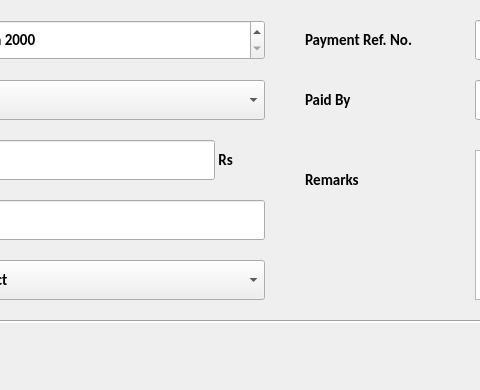
Old version of the form AddExpenseWindow.ui in the repository ChaitanyaGhadling/Yash-Agency-App; both pictures show x 255 to 735 and y 160 to 550 of the 1100 by 550 pixel window.
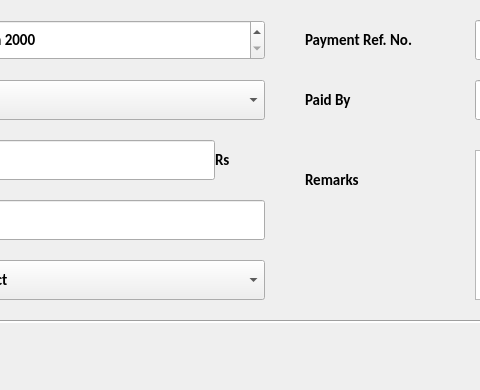
New version of the form. Icons and pictures are not drawn.

The edit to the form file:
```diff
--- a/AddExpenseWindow.ui
+++ b/AddExpenseWindow.ui
@@ -304,7 +304,7 @@
     </rect>
    </property>
    <property name="text">
-    <string> Rs</string>
+                <string>Rs</string>
    </property>
   </widget>
   <widget class="QLabel" name="label_8">
```
Left out of the diff: 2 changed lines with no effect on the pictures. Lines whose indentation alone changed are shown as unchanged.
